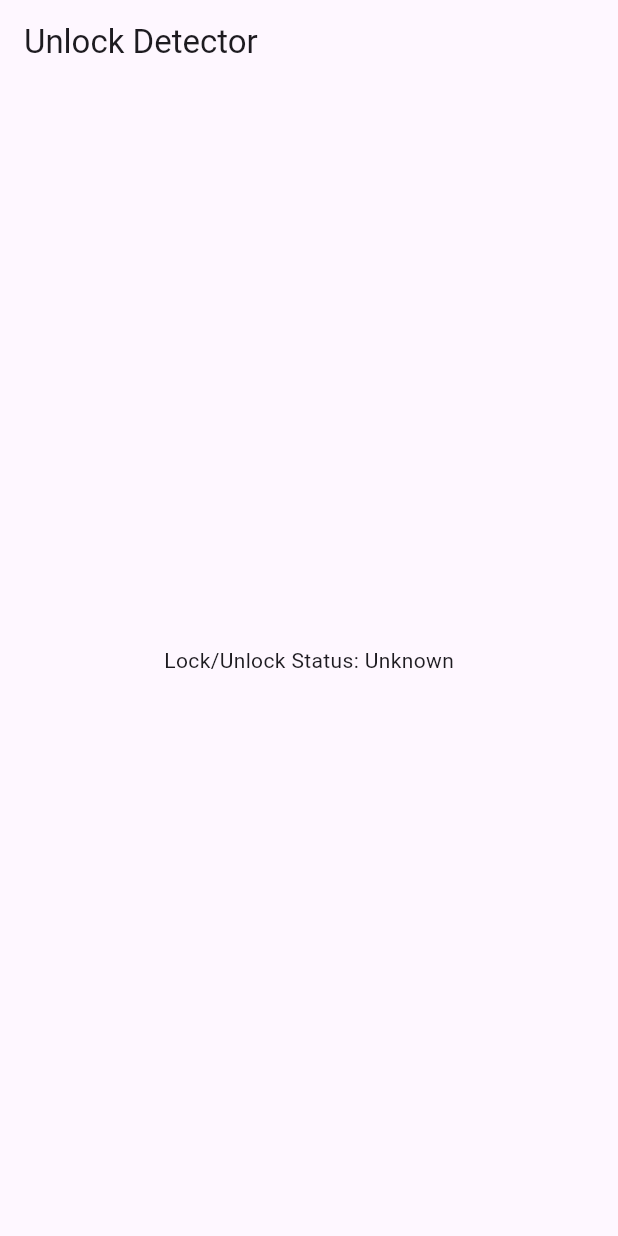
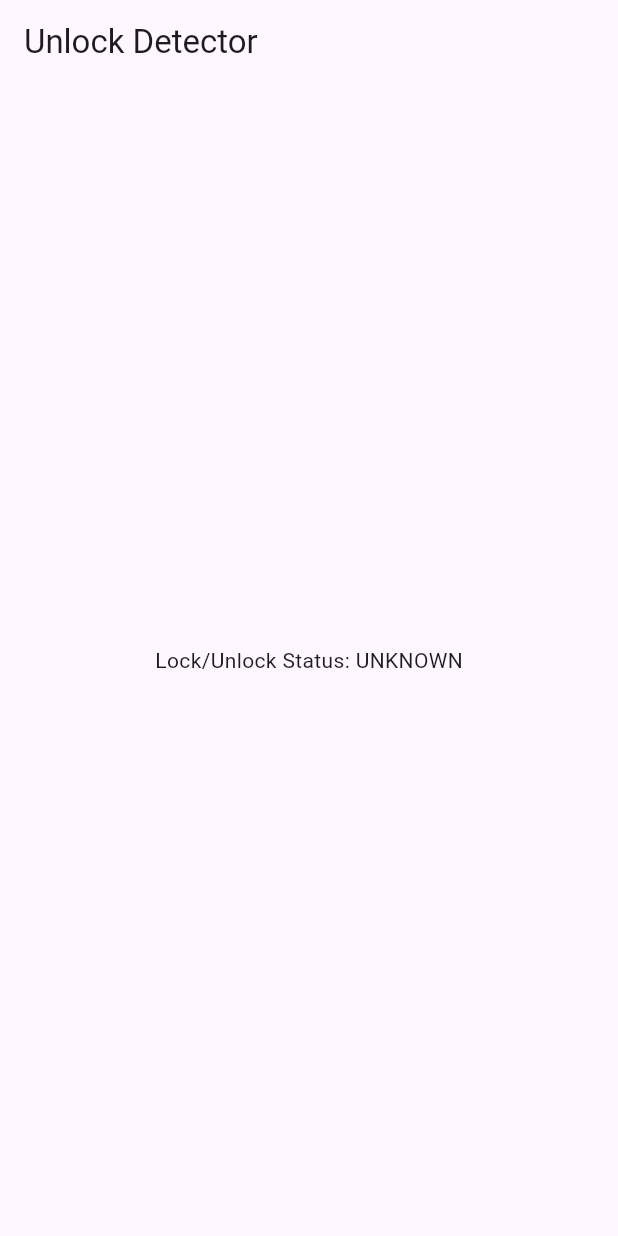
Before and after one commit to mustafa-707/unlock_detector, a Flutter app: the screen it shows after launch, on a phone screen of 412 x 824 dp. Run offline on Flutter 3.47's test engine with Material 3 defaults, Android fonts, the phone set to English and light mode, and no system bars.

Commit message:
add Status enum

```diff
--- a/example/lib/main.dart
+++ b/example/lib/main.dart
@@ -2,6 +2,8 @@ import 'package:flutter/material.dart';
 import 'package:unlock_detector/unlock_detector.dart';
 
 void main() {
+  WidgetsFlutterBinding.ensureInitialized();
+
   runApp(const ExampleWidget());
 }
 
@@ -14,15 +16,17 @@ class ExampleWidget extends StatefulWidget {
 
 class _ExampleWidgetState extends State<ExampleWidget> {
   final UnlockDetector _unlockDetector = UnlockDetector();
-  String _status = 'Unknown';
+  UnlockDetectorStatus _status = UnlockDetectorStatus.unknown;
 
   @override
   void initState() {
     super.initState();
-    _unlockDetector.startDetection();
-    _unlockDetector.lockUnlockStream?.listen((event) {
+    _unlockDetector.initalize();
+
+    // here we will listen for lock/unlock events
+    _unlockDetector.lockUnlockStream?.listen((status) {
       setState(() {
-        _status = event;
+        _status = status;
       });
     });
   }
@@ -35,7 +39,7 @@ class _ExampleWidgetState extends State<ExampleWidget> {
           title: const Text('Unlock Detector'),
         ),
         body: Center(
-          child: Text('Lock/Unlock Status: $_status'),
+          child: Text('Lock/Unlock Status: ${_status.name}'),
         ),
       ),
     );
--- a/lib/unlock_detector.dart
+++ b/lib/unlock_detector.dart
@@ -3,6 +3,23 @@ library unlock_detector;
 import 'dart:developer';
 
 import 'package:flutter/services.dart';
+
+enum UnlockDetectorStatus {
+  locked("LOCKED"),
+  unlocked("UNLOCKED"),
+
+  /// Screen turned on only on Android
+  screenOn("SCREEN_ON"),
+  unknown("UNKNOWN");
+
+  final String name;
+  const UnlockDetectorStatus(this.name);
+
+  // And other members too.
+  bool get isLocked => index == locked.index;
+  bool get isUnlocked => index == unlocked.index;
+  bool get isScreenOn => index == screenOn.index;
+}
 
 class UnlockDetector {
   static const MethodChannel _methodChannel = MethodChannel('unlock_detector');
@@ -10,7 +27,7 @@ class UnlockDetector {
     'unlock_detector_stream',
   );
 
-  Stream<String>? _lockUnlockStream;
+  Stream<UnlockDetectorStatus>? _lockUnlockStream;
 
   // Singleton pattern
   static final UnlockDetector _instance = UnlockDetector._internal();
@@ -21,18 +38,26 @@ class UnlockDetector {
 
   UnlockDetector._internal() {
     _lockUnlockStream = _eventChannel.receiveBroadcastStream().map(
-          (event) => event.toString(),
+          (event) => switch (event.toString()) {
+            "LOCKED" => UnlockDetectorStatus.locked,
+            "UNLOCKED" => UnlockDetectorStatus.unlocked,
+            "SCREEN_ON" => UnlockDetectorStatus.screenOn,
+            _ => UnlockDetectorStatus.unknown
+          },
         );
   }
 
-  // Start detection
-  Future<void> startDetection() async {
+  /// it must to be called before start detection
+  Future<void> initalize() async {
     try {
       await _methodChannel.invokeMethod('detect_on');
     } on PlatformException catch (e) {
-      log("[unlock_detector] :: Failed to start detection: '${e.message}'.");
+      log("[unlock_detector] :: Failed to initalize: '${e.message}'.");
+    } catch (e) {
+      log("[unlock_detector] :: Failed to initalize: '$e'.");
     }
   }
 
-  Stream<String>? get lockUnlockStream => _lockUnlockStream;
+  /// stream of lock/unlock events
+  Stream<UnlockDetectorStatus>? get lockUnlockStream => _lockUnlockStream;
 }
--- a/pubspec.yaml
+++ b/pubspec.yaml
@@ -5,7 +5,7 @@ repository: https://github.com/mustafa-707/unlock_detector
 issue_tracker: https://github.com/mustafa-707/unlock_detector/issues
 
 environment:
-  sdk: ">=2.18.0 <4.0.0"
+  sdk: ">=3.0.0 <4.0.0"
   flutter: ">=3.3.0"
 
 dependencies:
```
Also changed, not shown: 1 other file.
